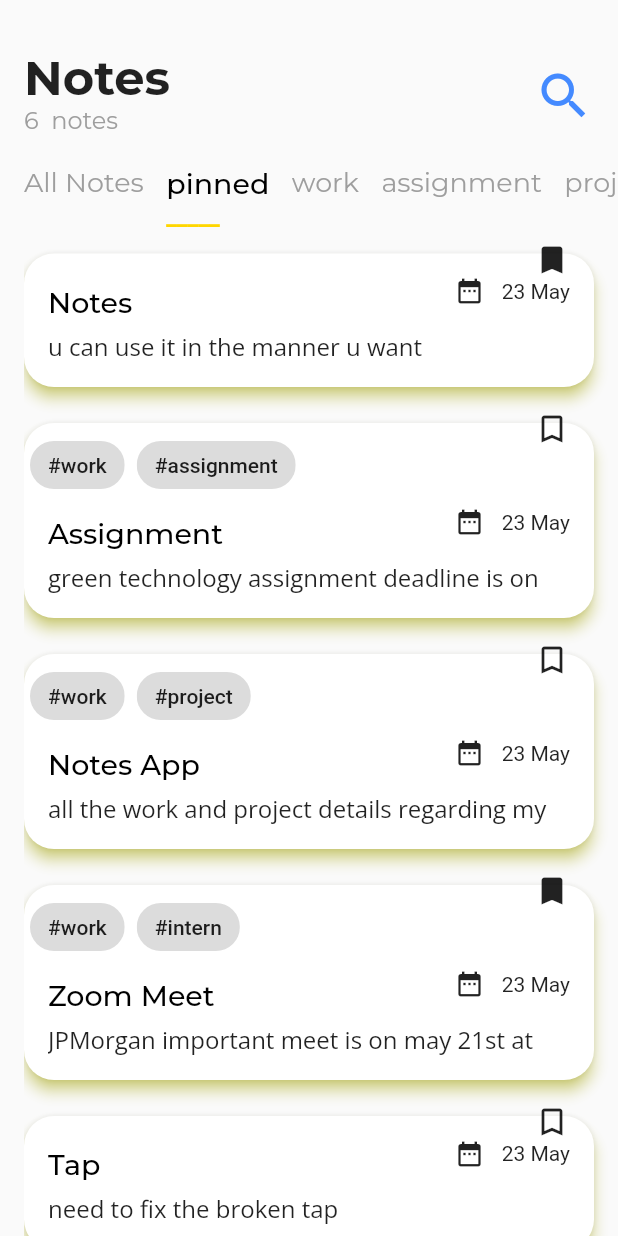
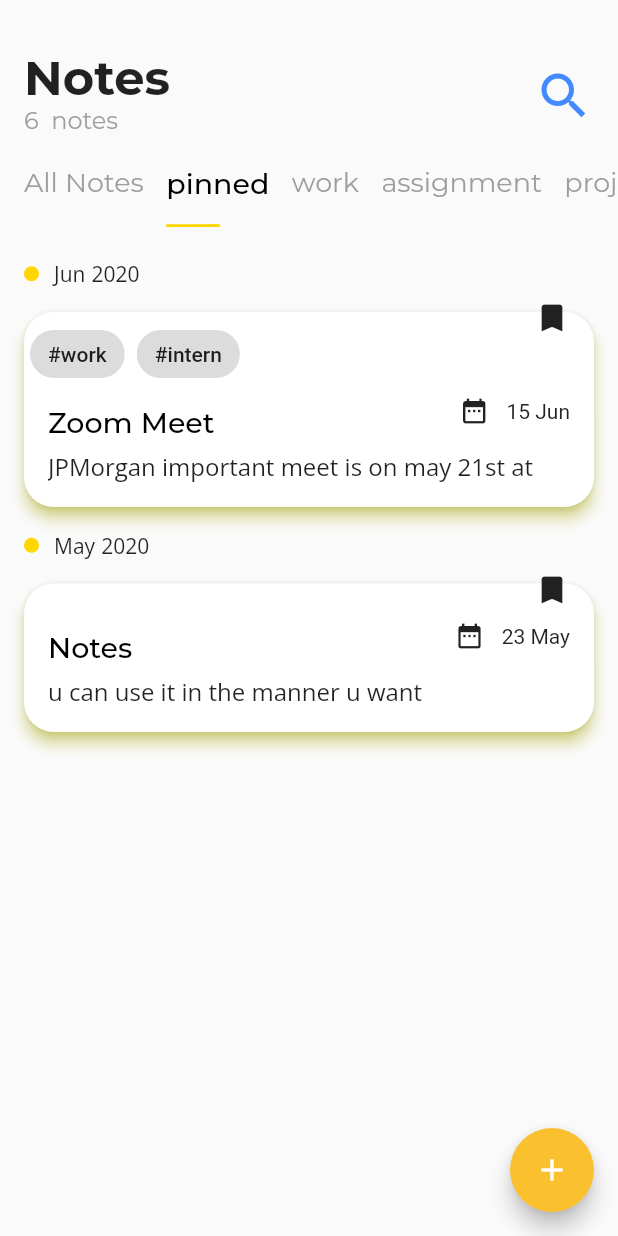
Before and after one commit to abdulkalam556/Notes, a Flutter app: the screen it shows after launch, after a tap on "pinned", on a phone screen of 412 x 824 dp. Run offline on Flutter 3.47's test engine with Material 2 defaults, Android fonts, the phone set to English and light mode, and no system bars; our stand-ins replace google_fonts.

Commit message:
entire homeScreen

```diff
--- a/lib/main.dart
+++ b/lib/main.dart
@@ -14,7 +14,13 @@ class MyApp extends StatelessWidget {
     return MaterialApp(
       title: 'Notes',
       theme: appTheme,
-      home: HomeScreen(),
+      home: Scaffold(
+        body: HomeScreen(),
+        floatingActionButton: FloatingActionButton(
+            child: Icon(Icons.add),
+            backgroundColor: Colors.yellow[700],
+            onPressed: () {}),
+      ),
     );
   }
 }
--- a/lib/models/note.dart
+++ b/lib/models/note.dart
@@ -19,5 +19,7 @@ class Note {
     @required this.isarchived,
   });
 
+
   void pinToggle() => ispinned = !ispinned ;
+
 }
--- a/lib/models/notes.dart
+++ b/lib/models/notes.dart
@@ -1,8 +1,12 @@
+import 'package:intl/intl.dart';
+
 import 'package:note/models/note.dart';
 
 class Notes {
   final List<Note> myNotes;
+
   Notes(this.myNotes);
+
   List<String> get filters {
     Set<String> allFilters = {};
     myNotes.forEach((note) {
@@ -12,7 +16,48 @@ class Notes {
     });
     return allFilters.toList();
   }
-  List<Note> get notes => myNotes;
+
+  List<Note> get notes =>
+      myNotes..sort((b, a) => a.dateCreated.compareTo(b.dateCreated));
+
+  Map<int, String> notesRequiredDates({String filter = 'All Notes'}) {
+    Map<int, String> dateSet = {};
+    var tempNotes = this.getNotes(filter);
+    String tempDate = DateFormat('MMM yyyy').format(tempNotes[0].dateCreated);
+    dateSet[0] = tempDate;
+    String tempDate2;
+    for (var i = 1; i < tempNotes.length; i++) {
+      tempDate2 = DateFormat('MMM yyyy').format(tempNotes[i].dateCreated);
+      if (tempDate != tempDate2) {
+        dateSet[i] = tempDate2;
+        tempDate = tempDate2;
+      }
+    }
+
+    return dateSet;
+  }
+
+  List<Note> getNotes(String filter) {
+    if (filter == 'All Notes') {
+      return this.notes;
+    } else if (filter == 'pinned') {
+      List<Note> pinnedNotes = [];
+      this.notes.forEach((e) {
+        if (e.ispinned) {
+          pinnedNotes.add(e);
+        }
+      });
+      return pinnedNotes;
+    } else {
+      List<Note> filteredNotes = [];
+      this.notes.forEach((e) {
+        if (e.tags.contains(filter)) {
+          filteredNotes.add(e);
+        }
+      });
+      return filteredNotes;
+    }
+  }
 }
 
 final myFinalNotes = Notes(myData);
@@ -51,7 +96,13 @@ final List<Note> myData = [
     title: 'Zoom Meet',
     content:
         'JPMorgan important meet is on may 21st at 3Pm. its important dont miss it',
-    dateCreated: DateTime.now(),
+    dateCreated: DateTime.now().add(
+      Duration(
+        days: 23,
+        hours: 3,
+        minutes: 30,
+      ),
+    ),
     tags: {'work', 'intern'},
     ispinned: true,
     isarchived: false,
@@ -60,7 +111,13 @@ final List<Note> myData = [
     id: 4,
     title: 'Tap',
     content: 'need to fix the broken tap',
-    dateCreated: DateTime.now(),
+    dateCreated: DateTime.now().add(
+      Duration(
+        days: 15,
+        hours: 3,
+        minutes: 30,
+      ),
+    ),
     tags: {},
     ispinned: false,
     isarchived: false,
--- a/lib/screens/home_screen.dart
+++ b/lib/screens/home_screen.dart
@@ -12,8 +12,16 @@ class HomeScreen extends StatefulWidget {
 
 class _HomeScreenState extends State<HomeScreen> {
   final List<String> myFilters = myFinalNotes.filters;
-  final List<Note> myNotes = myFinalNotes.myNotes;
+  List<Note> myNotes = myFinalNotes.notes;
+  Map<int, String> myDates = myFinalNotes.notesRequiredDates();
   int activatedfilter;
+
+  void setNotesAndDates() {
+    myNotes = myFinalNotes.getNotes(myFilters[activatedfilter]);
+    myDates =
+        myFinalNotes.notesRequiredDates(filter: myFilters[activatedfilter]);
+  }
+
   @override
   void initState() {
     super.initState();
@@ -77,10 +85,15 @@ class _HomeScreenState extends State<HomeScreen> {
                 ),
               ),
               Expanded(
-                child: ListView.builder(
-                  physics: ClampingScrollPhysics(),
-                  itemCount: myNotes.length,
-                  itemBuilder: (context, index) => noteCard(index),
+                child: ListView.separated(
+                  physics: BouncingScrollPhysics(),
+                  separatorBuilder: (context, index) =>
+                      myDates.containsKey(index)
+                          ? dateCard(myDates[index])
+                          : Container(),
+                  itemCount: myNotes.length + 1,
+                  itemBuilder: (context, index) =>
+                      index == 0 ? Container() : noteCard(index - 1),
                 ),
               )
             ],
@@ -98,6 +111,7 @@ class _HomeScreenState extends State<HomeScreen> {
           onTap: () {
             setState(() {
               activatedfilter = index;
+              setNotesAndDates();
             });
           },
           child: Column(
@@ -110,12 +124,15 @@ class _HomeScreenState extends State<HomeScreen> {
                 style: isSelected ? myChoiceChipStyleOn : myChoiceChipStyleOff,
               ),
               if (isSelected)
-                Text(
+                Padding(
+                  padding: const EdgeInsets.only(bottom: 12.0),
+                  child: Text(
                     '_____' *
                         (myFilters[index].length > 5
                             ? myFilters[index].length ~/ 5
                             : 1),
                     style: myChipUnderline,
+                  ),
                 ),
             ],
           ),
@@ -127,6 +144,7 @@ class _HomeScreenState extends State<HomeScreen> {
 
   Widget noteCard(int index) {
     return Stack(
+      key: Key(myNotes[index].title),
       children: <Widget>[
         Card(
           margin: EdgeInsets.only(right: 16.0, top: 16.0, bottom: 8.0),
@@ -145,6 +163,8 @@ class _HomeScreenState extends State<HomeScreen> {
               Row(
                 mainAxisSize: MainAxisSize.min,
                 children: <Widget>[
+                  if (myFilters[activatedfilter] == 'All Notes' ||
+                      myFilters[activatedfilter] == 'pinned')
                     ...myNotes[index].tags.map(
                       (e) {
                         return Container(
@@ -157,9 +177,14 @@ class _HomeScreenState extends State<HomeScreen> {
                     ),
                   if (myNotes[index].tags.isEmpty)
                     SizedBox(
-                      height: 15,
-                    )
+                      height: 25,
+                    ),
                 ],
+              ),
+              if (myFilters[activatedfilter] != 'All Notes' &&
+                  myFilters[activatedfilter] != 'pinned')
+                SizedBox(
+                  height: 30,
                 ),
               Row(
                 mainAxisSize: MainAxisSize.min,
@@ -225,4 +250,25 @@ class _HomeScreenState extends State<HomeScreen> {
       ],
     );
   }
+
+  Widget dateCard(String dateString) {
+    return Padding(
+      padding: const EdgeInsets.only(top: 8.0),
+      child: Row(
+        children: <Widget>[
+          Container(
+            margin: EdgeInsets.only(right: 10.0),
+            height: 10,
+            width: 10,
+            decoration: BoxDecoration(
+                color: Colors.yellowAccent[700], shape: BoxShape.circle),
+          ),
+          Text(
+            dateString,
+            style: dateStringStyle,
+          ),
+        ],
+      ),
+    );
   }
+}
--- a/lib/themes/theme.dart
+++ b/lib/themes/theme.dart
@@ -39,7 +39,13 @@ final TextStyle notestitle = GoogleFonts.montserrat(
 final TextStyle notescontent = GoogleFonts.openSans(
   fontSize: 16,
 );
+
+final TextStyle dateStringStyle = GoogleFonts.openSans(
+  fontWeight: FontWeight.w400,
+  wordSpacing: 0.5,
+  color: Colors.black87,
+);
+
 ThemeData appTheme = ThemeData(
-  primaryColor: Colors.amberAccent,
   visualDensity: VisualDensity.adaptivePlatformDensity,
 );
```
Lines whose indentation alone changed are shown as unchanged.
